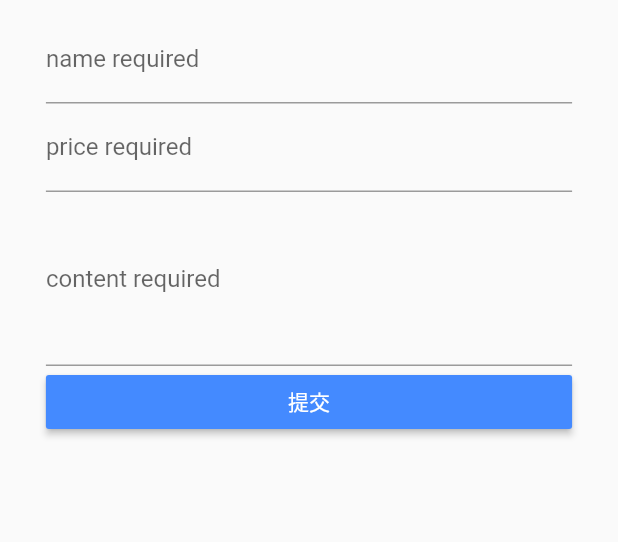
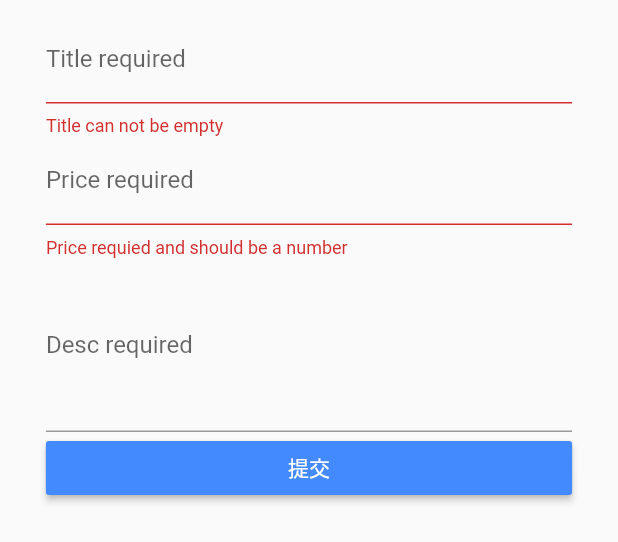
Before and after one commit to github-liuzhao/my-flutter-app-demo, a Flutter app: the ProductCreate widget shown alone on an empty page, opened directly with empty values, after a tap on "提交", on a phone screen of 412 x 824 dp. Shown: the top 542 px of the screen. Run offline on Flutter 3.47's test engine with Material 2 defaults, Android fonts, the phone set to English and light mode, and no system bars.

Commit message:
forms validator, globalkey, focusscope

```diff
--- a/lib/pages/product_create.dart
+++ b/lib/pages/product_create.dart
@@ -11,73 +11,88 @@ class ProductCreate extends StatefulWidget {
 }
 
 class _ProductCreate extends State<ProductCreate> {
-  String _title;
-  double _price;
-  String _desc;
+
+  final Map<String, dynamic> _formData = {
+    'title': null,
+    'price': null,
+    'desc': null,
+    'image': 'assets/01.jpg'
+  };
+
+  final GlobalKey<FormState> _formKey = GlobalKey<FormState>();
 
   Widget _createTitleTextFiled() {
-    return TextField(
-      decoration: InputDecoration(labelText: 'name required'),
-      onChanged: (String value) {
-        setState(() {
-          _title = value;
-        });
+    return TextFormField(
+      decoration: InputDecoration(labelText: 'Title required'),
+      validator: (String value) {
+        if (value.isEmpty) {
+          return 'Title can not be empty';
+        }
+      },
+      onSaved: (String value) {
+        _formData['title'] = value;
       },
     );
   }
 
   Widget _createPriceTextFiled() {
-    return TextField(
-      decoration: InputDecoration(labelText: 'price required'),
+    return TextFormField(
+      decoration: InputDecoration(labelText: 'Price required'),
       keyboardType: TextInputType.numberWithOptions(),
-      onChanged: (String value) {
-        setState(() {
-          _price = double.parse(value);
-        });
+      validator: (String value) {
+        if (value.isEmpty ||
+            !RegExp(r'^(?:[1-9]\d*|0)?(?:\.\d+)?$').hasMatch(value)) {
+          return 'Price requied and should be a number';
+        }
+      },
+      onSaved: (String value) {
+        _formData['price'] = double.parse(value);
       },
     );
   }
 
-  Widget _createContentTextFiled() {
-    return TextField(
+  Widget _createDescTextFiled() {
+    return TextFormField(
       maxLines: 4,
       decoration: InputDecoration(
-        labelText: 'content required',
+        labelText: 'Desc required',
       ),
-      onChanged: (String value) {
-        setState(() {
-          _desc = value;
-        });
+      onSaved: (String value) {
+        _formData['desc'] = value;
       },
     );
   }
 
   void _submitForms() {
-    widget.addProduct(<String, dynamic>{
-      'title': _title,
-      'price': _price,
-      'desc': _desc,
-      'image': 'assets/01.jpg'
-    });
+    if (!_formKey.currentState.validate()) {
+      return;
+    }
+    _formKey.currentState.save();
+    widget.addProduct(_formData);
     Navigator.pushReplacementNamed(context, '/products');
   }
 
   @override
   Widget build(BuildContext context) {
-
     final double deviceWidth = MediaQuery.of(context).size.width;
     final double targetWidth = deviceWidth > 750.0 ? 00.0 : deviceWidth * 0.9;
     final double paddingWidth = deviceWidth - targetWidth;
 
-    return Container(
+    return GestureDetector(
+      onTap: (){
+        FocusScope.of(context).requestFocus(FocusNode());
+      },
+      child: Container(
         margin: EdgeInsets.all(10.0),
+        child: Form(
+          key: _formKey,
           child: ListView(
             padding: EdgeInsets.symmetric(horizontal: paddingWidth / 2),
             // ListView always take full avialble width
             children: <Widget>[
               _createTitleTextFiled(),
               _createPriceTextFiled(),
-          _createContentTextFiled(),
+              _createDescTextFiled(),
               RaisedButton(
                 textColor: Colors.white,
                 child: Text('提交'),
@@ -91,6 +106,8 @@ class _ProductCreate extends State<ProductCreate> {
               // ),
             ],
           ),
+        ),
+      ),
     );
   }
 }
```
Also changed, not shown: lib/pages/auth.dart (+26 -12 lines). Lines whose indentation alone changed are shown as unchanged.
